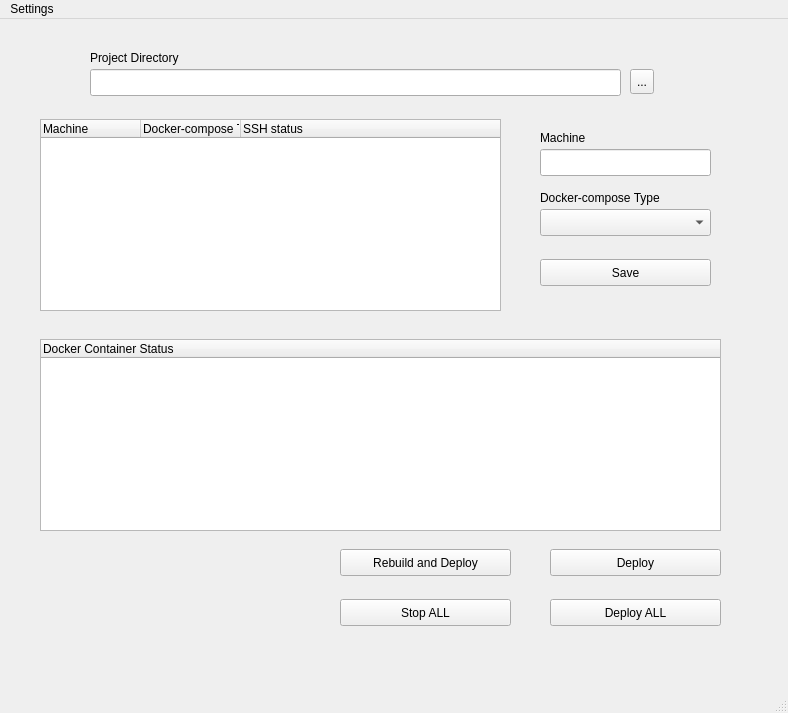
Qt form qt5Ui/ui/Ui_MainWindowBase.ui (ArthurWuTW/docker-compose-management) before a commit.
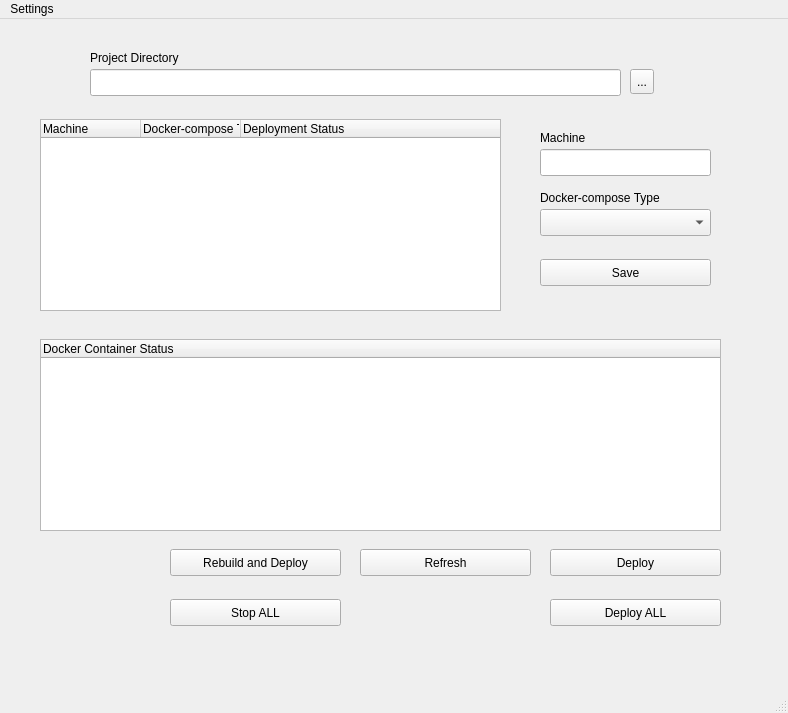
The same form after that commit.

Commit message: refresh button

```diff
--- a/qt5Ui/ui/Ui_MainWindowBase.ui
+++ b/qt5Ui/ui/Ui_MainWindowBase.ui
@@ -35,7 +35,7 @@
     </column>
     <column>
      <property name="text">
-      <string>SSH status</string>
+      <string>Deployment Status</string>
      </property>
     </column>
    </widget>
@@ -184,7 +184,7 @@
    <widget class="QPushButton" name="pushButtonRebuildDeploy">
     <property name="geometry">
      <rect>
-      <x>340</x>
+      <x>170</x>
       <y>530</y>
       <width>171</width>
       <height>27</height>
@@ -197,7 +197,7 @@
    <widget class="QPushButton" name="pushButtonDeployStopAll">
     <property name="geometry">
      <rect>
-      <x>340</x>
+      <x>170</x>
       <y>580</y>
       <width>171</width>
       <height>27</height>
@@ -207,6 +207,19 @@
      <string>Stop ALL</string>
     </property>
    </widget>
+   <widget class="QPushButton" name="pushButtonDeployRefresh">
+    <property name="geometry">
+     <rect>
+      <x>360</x>
+      <y>530</y>
+      <width>171</width>
+      <height>27</height>
+     </rect>
+    </property>
+    <property name="text">
+     <string>Refresh</string>
+    </property>
+   </widget>
   </widget>
   <widget class="QMenuBar" name="menubar">
    <property name="geometry">
```
The commit also changes 5 other files.
